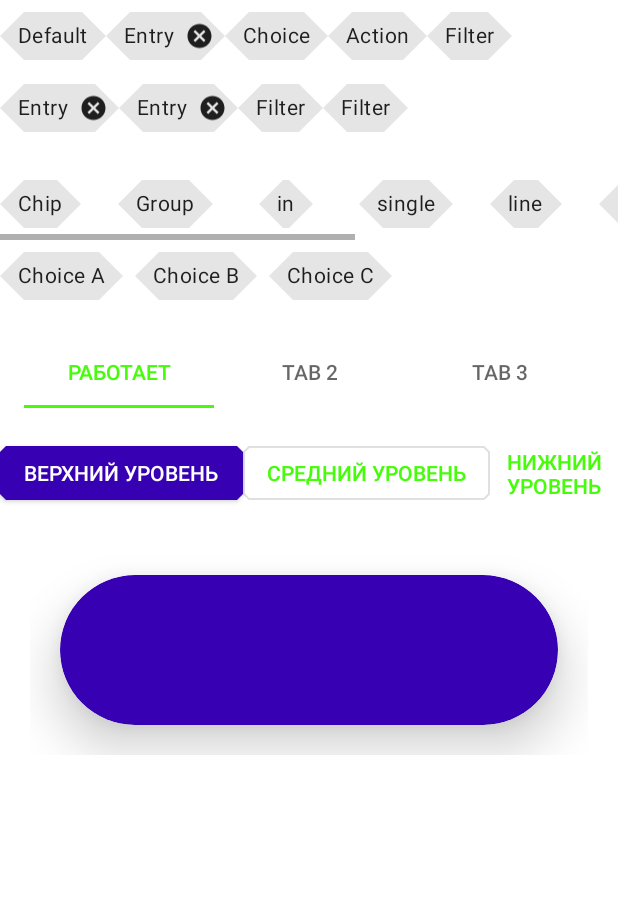
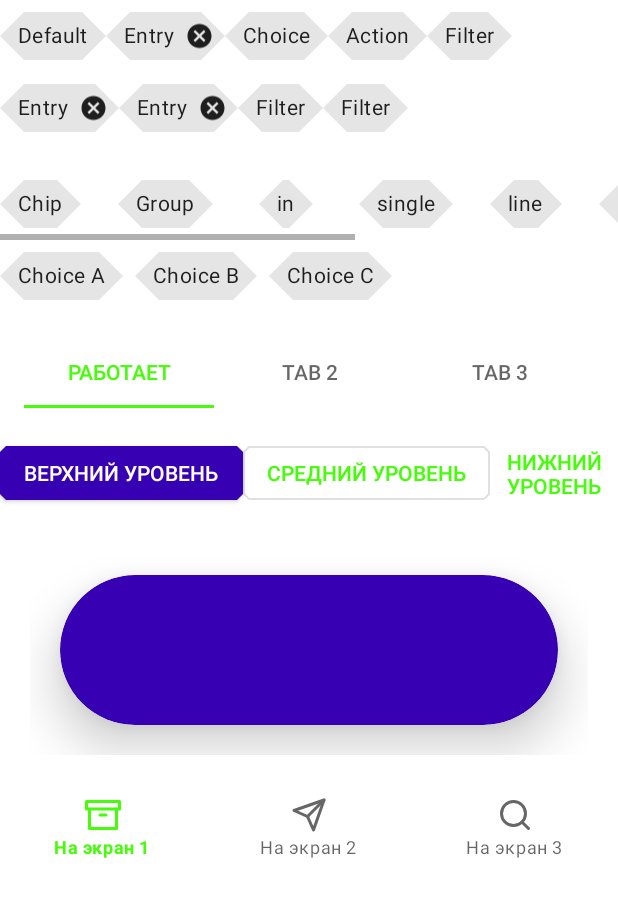
Before and after one commit to makhortius/MaterialDesign, an Android app: the screen it shows after launch (MainActivity), after a tap on "settings", on a phone screen of 412 x 824 dp. Shown: the top 897 px of the screen. Run offline under Robolectric (Android 15) with nearby library versions, the phone set to English and light mode, and no system bars; pictures from the network do not load; Roboto replaces fonts that are not available here.

Commit message:
урок 2 познакомились с bottomNavigationView

```diff
--- a/app/src/main/res/layout/fragment_settings.xml
+++ b/app/src/main/res/layout/fragment_settings.xml
@@ -257,5 +257,19 @@
         </LinearLayout>
 
 
+        <LinearLayout
+            android:layout_width="match_parent"
+            android:layout_height="wrap_content"
+
+            android:layout_marginTop="20dp"
+            android:gravity="center"
+            android:orientation="horizontal">
+            <com.google.android.material.bottomnavigation.BottomNavigationView
+                android:id="@+id/bottomNavigationView"
+                android:layout_width="wrap_content"
+                android:layout_height="wrap_content"
+                app:menu="@menu/menu_bottom_navigation"/>
+        </LinearLayout>
+
     </LinearLayout>
 </ScrollView>
--- a/app/src/main/res/menu/menu_bottom_navigation.xml
+++ b/app/src/main/res/menu/menu_bottom_navigation.xml
@@ -8,5 +8,9 @@
         android:id="@+id/navigation_two"
         android:icon="@drawable/ic_send"
         android:title="На экран 2" />
+    <item
+        android:id="@+id/navigation_third"
+        android:icon="@drawable/ic_search"
+        android:title="На экран 3" />
 
 </menu>
```
Also changed, not shown: app/src/main/java/com/gb/material_1507_1544_3_1/view/chips/SettingsFragment.kt (+17 -2 lines).
